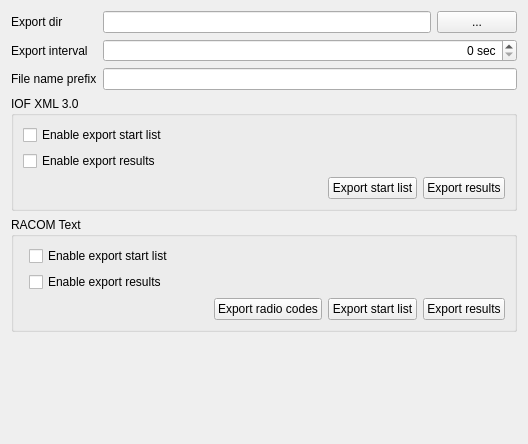
Above: quickevent/app/quickevent/plugins/Event/src/services/emmaclientwidget.ui from Quick-Event/quickbox before the change. Below: the same form after it.
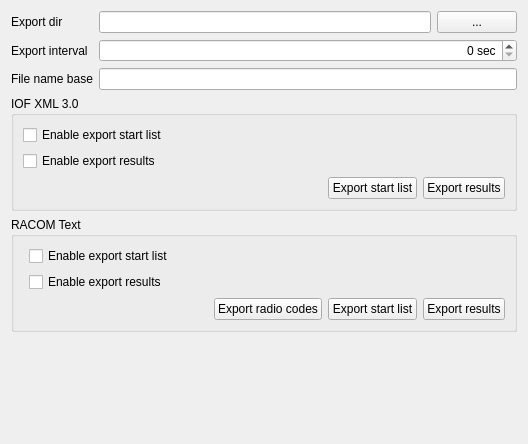
That is the form after the change.

Commit message: Unified UI, variable, function names. Fix small code issues (const, connect-disconnect)

```diff
--- a/quickevent/app/quickevent/plugins/Event/src/services/emmaclientwidget.ui
+++ b/quickevent/app/quickevent/plugins/Event/src/services/emmaclientwidget.ui
@@ -66,7 +66,7 @@
      <item row="2" column="0">
       <widget class="QLabel" name="label_2">
        <property name="text">
-        <string>File name prefix</string>
+        <string>File name base</string>
        </property>
       </widget>
      </item>
```
Left out of the diff: 28 changed lines with no effect on the pictures. The commit also changes 7 other files.
